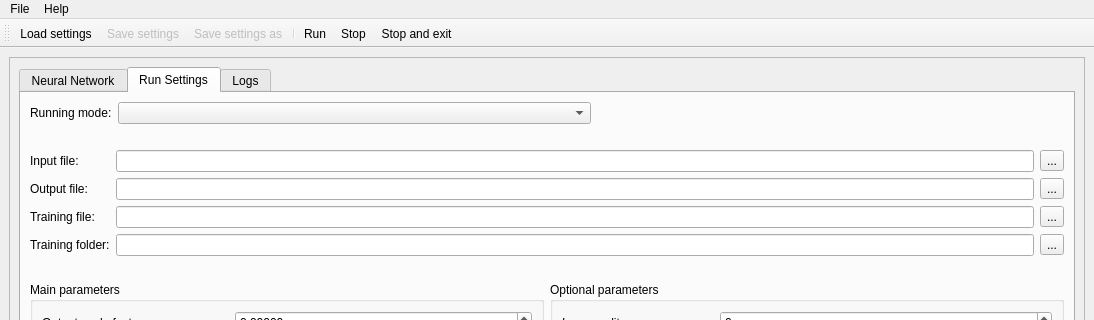
Above: gui/MainWindow.ui from obewan/SIPAI before the change; both pictures show x 0 to 1094 and y 0 to 320 of the 1094 by 881 pixel window. Below: the same form after it.
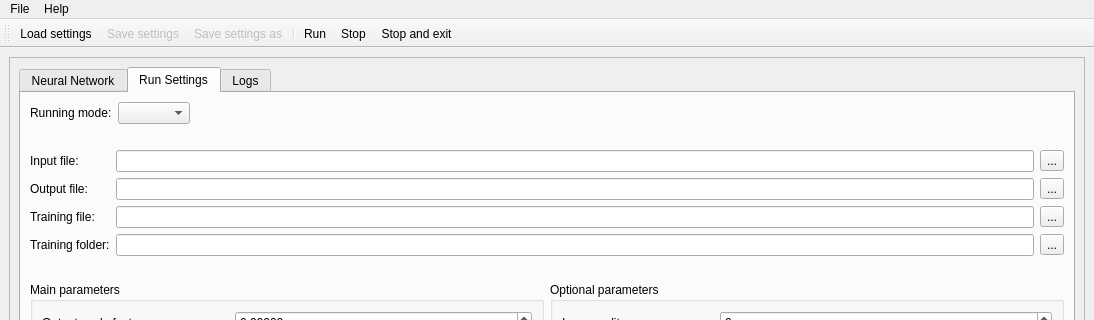
That is the form after the change. The open tabs and pages were chosen to show the change. Icons and pictures are not drawn.

What changed in the file:
```diff
--- a/gui/MainWindow.ui
+++ b/gui/MainWindow.ui
@@ -707,7 +707,7 @@
                  </widget>
                 </item>
                 <item row="0" column="1">
-                 <layout class="QHBoxLayout" name="horizontalLayout_15" stretch="1,1">
+                 <layout class="QHBoxLayout" name="horizontalLayout_15" stretch="0,1">
                   <item>
                    <widget class="QComboBox" name="comboBoxMode">
                     <property name="sizePolicy">
```
